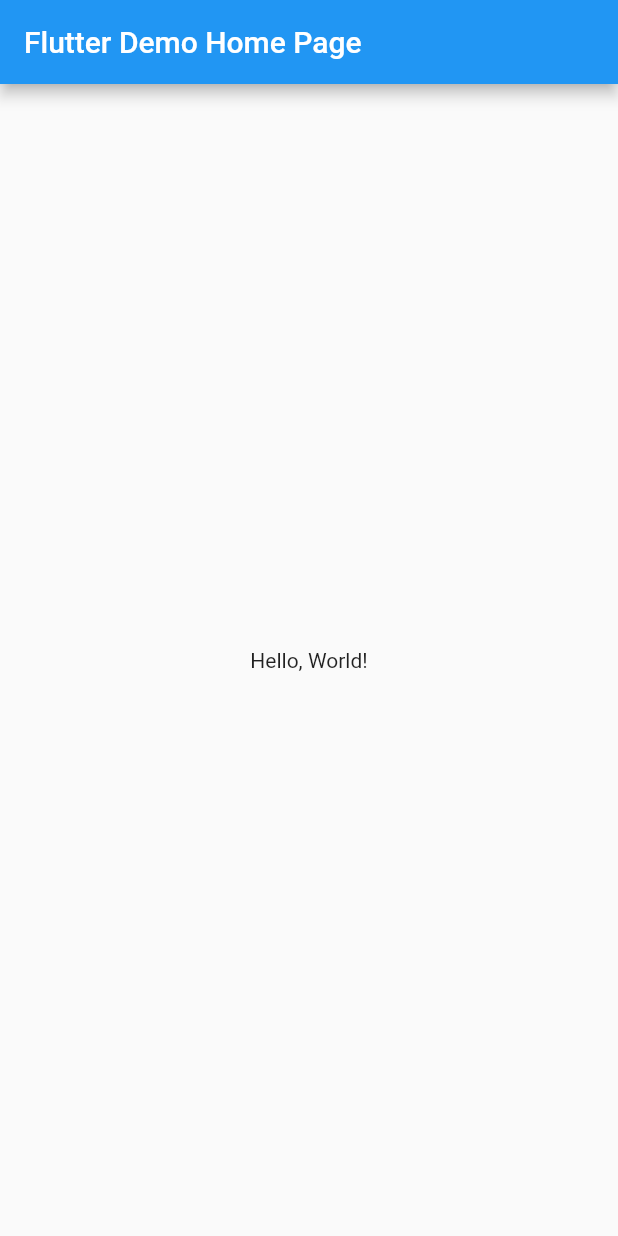
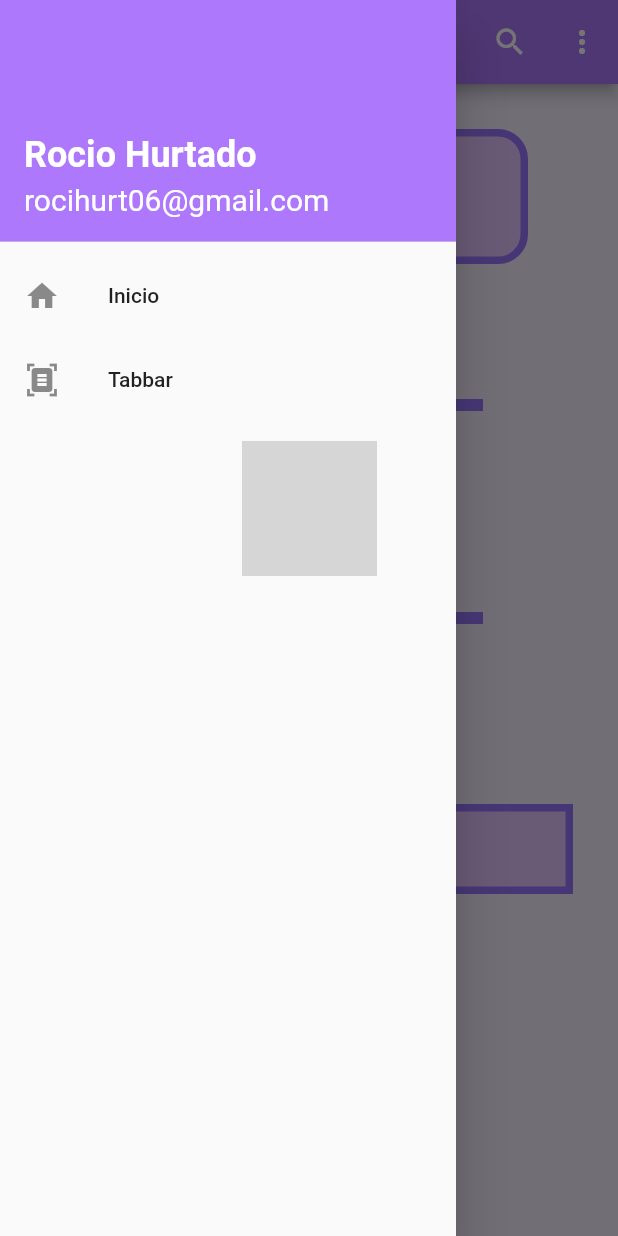
Before and after one commit to RocioHurtadoHeredia/act2disenofoto, a Flutter app: the screen it shows after launch, with the side drawer open (before the commit the screen has no drawer), on a phone screen of 412 x 824 dp. Run offline on Flutter 3.47's test engine with Material 2 defaults, Android fonts, the phone set to English and light mode, and no system bars; network calls fail; grey boxes are pictures that could not be loaded.

Commit message:
version1

```diff
--- /dev/null
+++ b/lib/inicio.dart
@@ -0,0 +1,175 @@
+import 'package:flutter/material.dart';
+
+class Inicio extends StatelessWidget {
+  const Inicio({super.key});
+
+  get row => null;
+
+  @override
+  Widget build(BuildContext context) {
+    Widget nombre = Container(
+        padding: const EdgeInsets.all(20.0),
+        margin: const EdgeInsets.only(left: 60, top: 10, right: 60, bottom: 0),
+        decoration: BoxDecoration(
+          color: const Color(0xacdcb0ff),
+          borderRadius: BorderRadius.circular(20),
+          border: Border.all(width: 5, color: const Color(0xff9a75ff)),
+        ),
+        width: 100,
+        height: 90,
+        child: Column(
+          children: const [
+            Text(
+              "Rocio Hurtado",
+              style: TextStyle(fontWeight: FontWeight.bold, fontSize: 20),
+            ),
+          ],
+        ));
+
+    Widget imagen = Padding(
+        padding: const EdgeInsets.all(90),
+        child: Container(
+            padding: const EdgeInsets.all(20.0),
+            decoration: const BoxDecoration(
+              border: Border(
+                top: BorderSide(
+                  color: Color(0xff9a75ff),
+                  width: 8.0,
+                ),
+                bottom: BorderSide(
+                  color: Color(0xff9a75ff),
+                  width: 8.0,
+                ),
+              ),
+            ),
+            width: 100,
+            height: 150,
+            child: Column(
+              children: [
+                Image.network(
+                  'https://raw.githubusercontent.com/RocioHurtadoHeredia/carlsjr_img/main/Screenshot_20230512-082743.png',
+                  width: 90,
+                  height: 90,
+                  fit: BoxFit.cover,
+                ),
+              ],
+            )));
+
+    Widget grupo = Container(
+        padding: const EdgeInsets.all(10.0),
+        margin: const EdgeInsets.all(30.0),
+        decoration: BoxDecoration(
+          color: const Color(0xacdcb0ff),
+          border: Border.all(width: 5, color: const Color(0xff9a75ff)),
+        ),
+        width: 100,
+        height: 60,
+        child: Column(
+          children: const [
+            Text(
+              "6I Programacion",
+              style: TextStyle(fontWeight: FontWeight.bold, fontSize: 20),
+            ),
+          ],
+        ));
+    return MaterialApp(
+      debugShowCheckedModeBanner: false,
+      home: Scaffold(
+        backgroundColor: const Color(0xfff6efff),
+        appBar: AppBar(
+          title: const Text('Agregando bordes'),
+          centerTitle: true,
+          backgroundColor: const Color(0xffad78fb),
+          actions: [
+            IconButton(
+              icon: const Icon(Icons.search),
+              onPressed: () {},
+            ),
+            IconButton(
+              icon: const Icon(
+                Icons.more_vert,
+              ),
+              onPressed: () => _dialogBuilder(context),
+            )
+          ],
+        ),
+        drawer: Drawer(
+          child: ListView(
+            // Important: Remove any padding from the ListView.
+            padding: EdgeInsets.zero,
+            children: [
+              const UserAccountsDrawerHeader(
+                decoration: BoxDecoration(color: Color(0xffad78fb)),
+                accountName: Text(
+                  "Rocio Hurtado",
+                  style: TextStyle(
+                    fontWeight: FontWeight.bold,
+                    fontSize: 24,
+                  ),
+                ),
+                accountEmail: Text(
+                  "rocihurt06@gmail.com",
+                  style: TextStyle(
+                    fontWeight: FontWeight.normal,
+                    fontSize: 20,
+                  ),
+                ),
+              ),
+              ListTile(
+                leading: const Icon(
+                  Icons.home,
+                ),
+                title: const Text('Inicio'),
+                onTap: () {
+                  Navigator.pushNamed(context, '/');
+                },
+              ),
+              ListTile(
+                leading: const Icon(
+                  Icons.document_scanner,
+                ),
+                title: const Text('Tabbar'),
+                onTap: () {
+                  Navigator.pushNamed(context, '/2');
+                },
+              ),
+            ],
+          ),
+        ),
+        body: ListView(
+          children: [
+            const Padding(padding: EdgeInsets.all(10.0)),
+            nombre,
+            imagen,
+            grupo,
+          ],
+        ),
+      ),
+    );
+  }
+
+  Future<void> _dialogBuilder(BuildContext context) {
+    return showDialog<void>(
+      context: context,
+      builder: (BuildContext context) {
+        return AlertDialog(
+          title: const Text('Aviso'),
+          content: const Text(
+            'Escoge alguna opcion diponible!',
+          ),
+          actions: <Widget>[
+            TextButton(
+              style: TextButton.styleFrom(
+                textStyle: Theme.of(context).textTheme.labelLarge,
+              ),
+              child: const Text('Aceptar'),
+              onPressed: () {
+                Navigator.of(context).pop();
+              },
+            ),
+          ],
+        );
+      },
+    );
+  }
+}
--- a/lib/main.dart
+++ b/lib/main.dart
@@ -1,42 +1,19 @@
 import 'package:flutter/material.dart';
+import 'package:hurtado/inicio.dart';
+import 'package:hurtado/paginatab.dart';
 
-void main() => runApp(MyApp());
-
-class MyApp extends StatelessWidget {
-  const MyApp({super.key});
-  // This widget is the root of your application.
-  @override
-  Widget build(BuildContext context) {
-    return MaterialApp(
-      // Application name
-      title: 'Flutter Hello World',
-      // Application theme data, you can set the colors for the application as
-      // you want
-      theme: ThemeData(
-        primarySwatch: Colors.blue,
-      ),
-      // A widget which will be started on application startup
-      home: MyHomePage(title: 'Flutter Demo Home Page'),
-    );
-  }
+void main() {
+  runApp(MaterialApp(
+    title: 'Named Routes Demo',
+    debugShowCheckedModeBanner: false,
+    // Inicie la aplicación con la ruta con nombre. En nuestro caso, la aplicación comenzará
+    // en el Widget FirstScreen
+    initialRoute: '/',
+    routes: {
+      // Cuando naveguemos hacia la ruta "/", crearemos el Widget FirstScreen
+      '/': (context) => const Inicio(),
+      // Cuando naveguemos hacia la ruta "/second", crearemos el Widget SecondScreen
+      '/2': (context) => const Pagina2(),
+    },
+  ));
 }
-
-class MyHomePage extends StatelessWidget {
-  final String title;
-  const MyHomePage({super.key, required this.title});
-
-  @override
-  Widget build(BuildContext context) {
-    return Scaffold(
-      appBar: AppBar(
-        // The title text which will be shown on the action bar
-        title: Text(title),
-      ),
-      body: Center(
-        child: Text(
-          'Hello, World!',
-        ),
-      ),
-    );
-  }
-}
```
Also changed, not shown: lib/paginatab.dart (added, +242 -0 lines).
